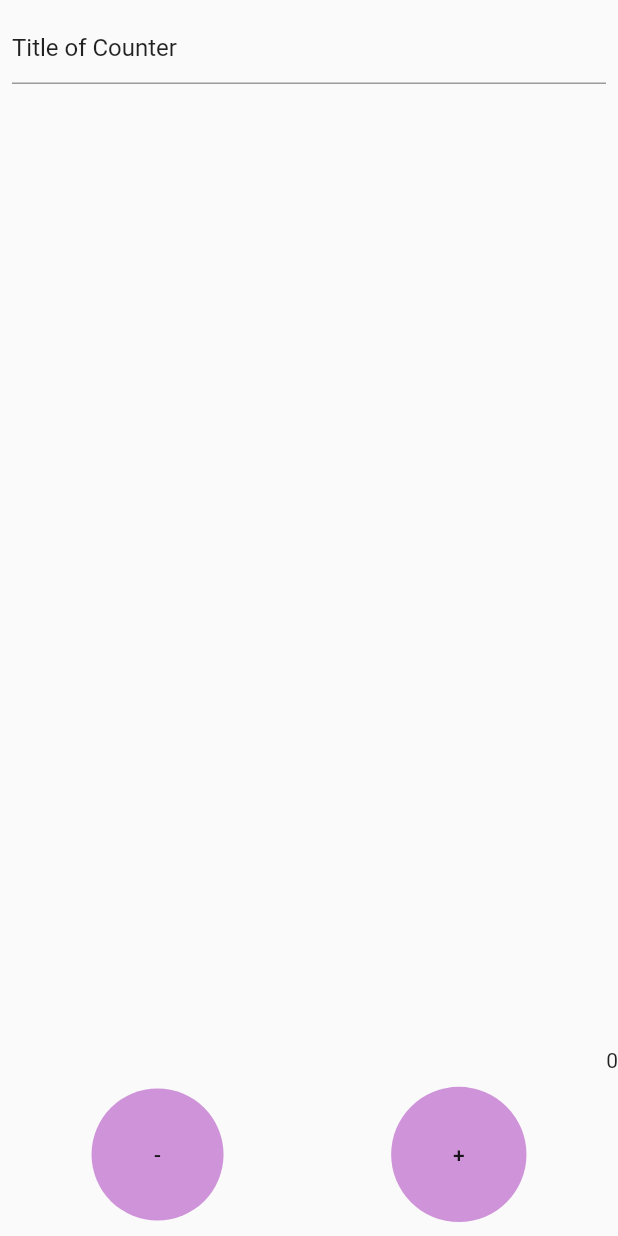
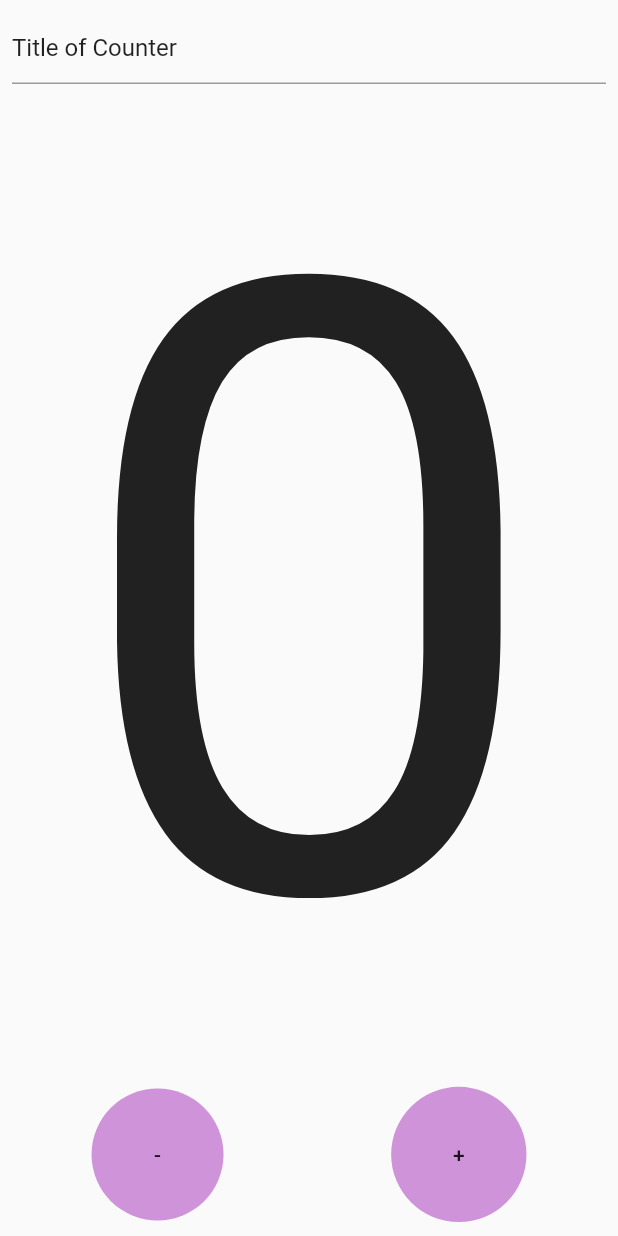
Before and after one commit to binkiebinkie/mrCounterFlutter, a Flutter app: the CounterCont widget shown alone on an empty page, opened directly with sample values from the repository, on a phone screen of 412 x 824 dp. Run offline on Flutter 3.47's test engine with Material 2 defaults, Android fonts, the phone set to English and light mode, and no system bars; missing offline and left inert: hardware_buttons.

Commit message:
updating title in app state correctly

```diff
--- a/lib/counters/counter_cont.dart
+++ b/lib/counters/counter_cont.dart
@@ -5,7 +5,7 @@ import 'counter_class.dart';
 import 'package:provider/provider.dart';
 
 class CounterCont extends StatefulWidget {
-  CounterCont({Key key,this.counter}) : super(key:key);
+  CounterCont({Key key, this.counter}) : super(key: key);
   final CounterClass counter;
 
   @override
@@ -33,8 +33,8 @@ class _CounterContState extends State<CounterCont> {
                   controller: _counterTitleController,
 //                  onChanged: (text) {},
                   onSubmitted: (value) {
-                    appState.counters[widget.counter.id].title =
-                        _counterTitleController.text;
+                    appState.updateTextTitle(
+                        widget.counter.id, _counterTitleController.text);
                   },
                 ),
               )
@@ -46,11 +46,12 @@ class _CounterContState extends State<CounterCont> {
               mainAxisAlignment: MainAxisAlignment.end,
               crossAxisAlignment: CrossAxisAlignment.end,
               children: <Widget>[
-//                    Expanded(
-                FittedBox(
-                    fit: BoxFit.fitHeight,
-                    child: Text("${appState?.counters[widget.counter.id].count}")),
-//                    )
+                Expanded(
+                  child: FittedBox(
+                      fit: BoxFit.fitHeight,
+                      child: Text(
+                          "${appState?.counters[widget.counter.id].count}")),
+                )
               ]),
         ),
         Padding(
```
Also changed, not shown: lib/app_state.dart (+8 -1 lines).
